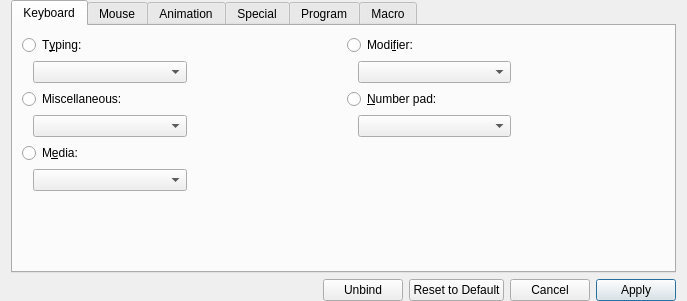
This is src/gui/rebindwidget.ui in ckb-next/ckb-next as Qt 5 draws it before an edit. The edited form follows.
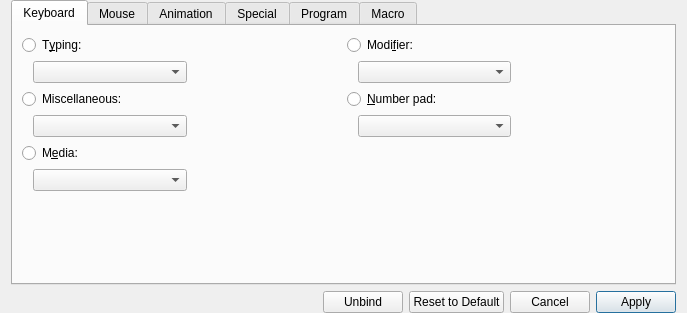
This is the edited form. Custom widgets are drawn as their Qt base class.

Commit message: Expose horizontal scrolling binding in GUI

The edit to the form file:
```diff
--- a/src/gui/rebindwidget.ui
+++ b/src/gui/rebindwidget.ui
@@ -7,7 +7,7 @@
     <x>0</x>
     <y>0</y>
     <width>687</width>
-    <height>297</height>
+    <height>313</height>
    </rect>
   </property>
   <property name="sizePolicy">
```
Left out of the diff: 10 changed lines with no effect on the pictures. The commit also changes 3 other files.
